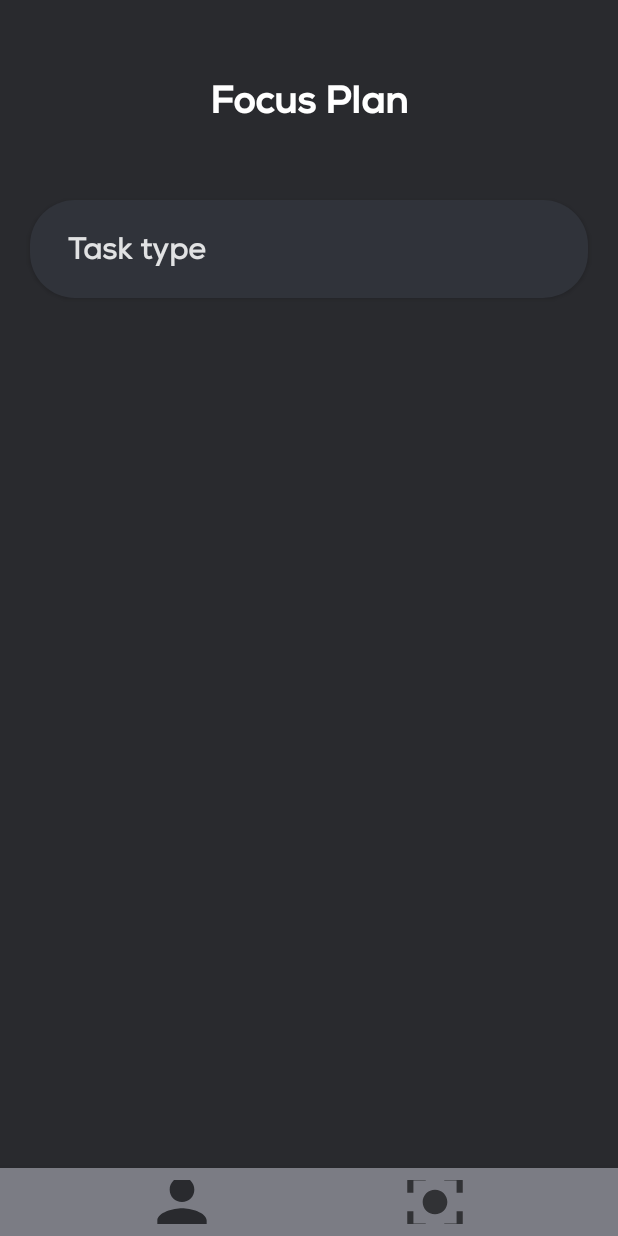
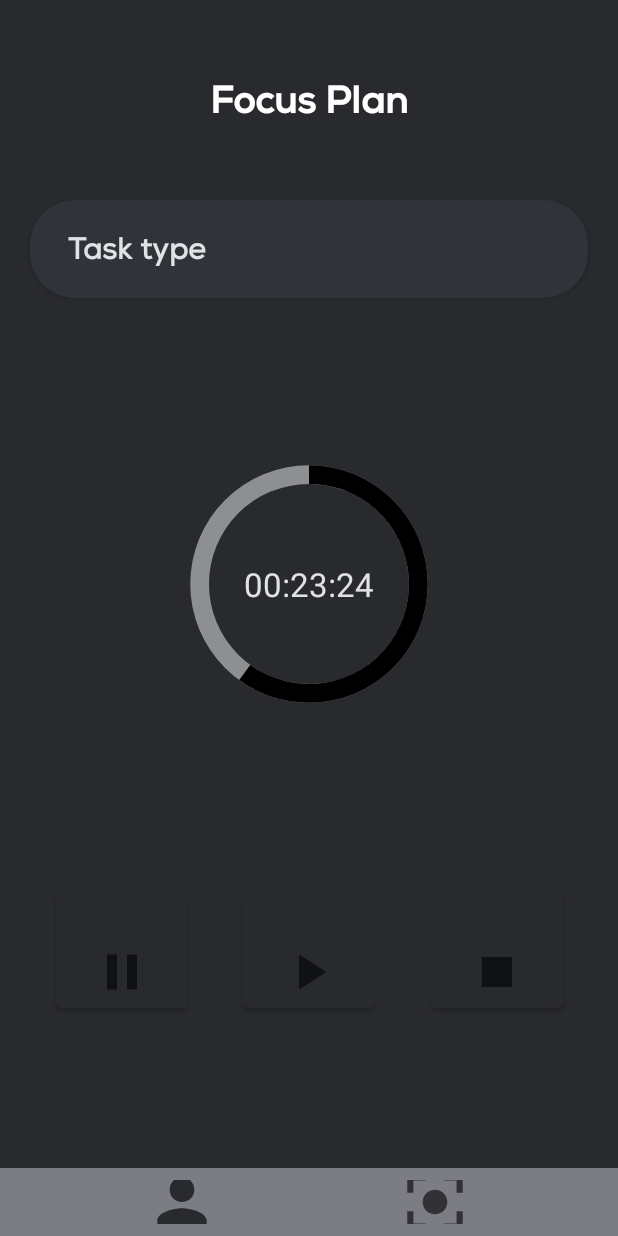
Before and after one commit to saraaleks8/StudyBuddy, an Android app: the fragment FocusPlanChildFragment placed in its activity, on a phone screen of 412 x 824 dp. Run offline under Robolectric (Android 15) with nearby library versions, the phone set to English and light mode, and no system bars; our stand-ins replace Firebase (no records; nobody signed in at launch, a user with empty details on screens opened directly).

Commit message:
countdown timer ui start

```diff
--- /dev/null
+++ b/app/src/main/res/drawable/circle.xml
@@ -0,0 +1,27 @@
+<?xml version="1.0" encoding="utf-8"?>
+<layer-list xmlns:tools="http://schemas.android.com/tools"
+    xmlns:android="http://schemas.android.com/apk/res/android">
+    <item>
+        <!--        last item on list is thrown on top      -->
+        <shape
+            android:shape="ring"
+            android:thicknessRatio="16"
+            android:useLevel="false">
+            <solid android:color="@color/grey_icon" />
+        </shape>
+    </item>
+    <item>
+        <rotate
+            android:fromDegrees="270"
+            android:toDegrees="270">
+            <!--        last item on list is thrown on top      -->
+            <shape
+                android:shape="ring"
+                android:thicknessRatio="16"
+                android:useLevel="true">
+                <solid android:color="@color/black" />
+            </shape>
+        </rotate>
+    </item>
+
+</layer-list>
--- /dev/null
+++ b/app/src/main/res/drawable/ic_baseline_pause_24.xml
@@ -0,0 +1,10 @@
+<vector xmlns:android="http://schemas.android.com/apk/res/android"
+    android:width="40dp"
+    android:height="40dp"
+    android:viewportWidth="24"
+    android:viewportHeight="24"
+    android:tint="?attr/colorControlNormal">
+  <path
+      android:fillColor="@android:color/white"
+      android:pathData="M6,19h4L10,5L6,5v14zM14,5v14h4L18,5h-4z"/>
+</vector>
--- /dev/null
+++ b/app/src/main/res/drawable/ic_baseline_play_arrow_24.xml
@@ -0,0 +1,10 @@
+<vector xmlns:android="http://schemas.android.com/apk/res/android"
+    android:width="40dp"
+    android:height="40dp"
+    android:viewportWidth="24"
+    android:viewportHeight="24"
+    android:tint="?attr/colorControlNormal">
+  <path
+      android:fillColor="@android:color/white"
+      android:pathData="M8,5v14l11,-7z"/>
+</vector>
--- /dev/null
+++ b/app/src/main/res/drawable/ic_baseline_stop_24.xml
@@ -0,0 +1,10 @@
+<vector xmlns:android="http://schemas.android.com/apk/res/android"
+    android:width="40dp"
+    android:height="40dp"
+    android:viewportWidth="24"
+    android:viewportHeight="24"
+    android:tint="?attr/colorControlNormal">
+  <path
+      android:fillColor="@android:color/white"
+      android:pathData="M6,6h12v12H6z"/>
+</vector>
--- a/app/src/main/res/layout/child_fragment_focus.xml
+++ b/app/src/main/res/layout/child_fragment_focus.xml
@@ -43,6 +43,61 @@
         app:layout_constraintRight_toRightOf="parent"
         app:layout_constraintTop_toBottomOf="@+id/focusPlanTitle" />
 
+    <ProgressBar
+        android:id="@+id/timerBar"
+        android:layout_width="200dp"
+        android:layout_height="200dp"
+        android:indeterminateOnly="false"
+        android:progress="60"
+        android:progressDrawable="@drawable/circle"
+        app:layout_constraintBottom_toBottomOf="parent"
+        app:layout_constraintEnd_toEndOf="parent"
+        app:layout_constraintStart_toStartOf="parent"
+        app:layout_constraintTop_toTopOf="parent" />
+
+    <TextView
+        android:id="@+id/timerText"
+        android:layout_width="wrap_content"
+        android:layout_height="wrap_content"
+        android:text="00:23:24"
+        android:textAppearance="@style/TextAppearance.AppCompat.Large"
+        android:layout_marginTop="0dp"
+
+        app:layout_constraintBottom_toBottomOf="@+id/timerBar"
+        app:layout_constraintEnd_toEndOf="@+id/timerBar"
+        app:layout_constraintStart_toStartOf="@+id/timerBar"
+        app:layout_constraintTop_toTopOf="@+id/timerBar" />
+
+    <Button
+        android:id="@+id/startTimer"
+        android:layout_width="wrap_content"
+        android:layout_height="wrap_content"
+        android:drawableBottom="@drawable/ic_baseline_play_arrow_24"
+        app:layout_constraintBottom_toBottomOf="parent"
+        app:layout_constraintEnd_toEndOf="parent"
+        app:layout_constraintStart_toStartOf="parent"
+        app:layout_constraintTop_toBottomOf="@+id/timerBar" />
+
+    <Button
+        android:id="@+id/pauseTimer"
+        android:layout_width="wrap_content"
+        android:layout_height="wrap_content"
+        android:drawableBottom="@drawable/ic_baseline_pause_24"
+        app:layout_constraintBottom_toBottomOf="parent"
+        app:layout_constraintEnd_toStartOf="@+id/startTimer"
+        app:layout_constraintStart_toStartOf="parent"
+        app:layout_constraintTop_toBottomOf="@+id/timerBar" />
+
+    <Button
+        android:id="@+id/stopTimer"
+        android:layout_width="wrap_content"
+        android:layout_height="wrap_content"
+        android:drawableBottom="@drawable/ic_baseline_stop_24"
+        app:layout_constraintBottom_toBottomOf="parent"
+        app:layout_constraintEnd_toEndOf="parent"
+        app:layout_constraintStart_toEndOf="@+id/startTimer"
+        app:layout_constraintTop_toBottomOf="@+id/timerBar" />
+
     <!--    Previous Button    -->
     <!--    <Button-->
     <!--        android:id="@+id/backButton"-->
```
